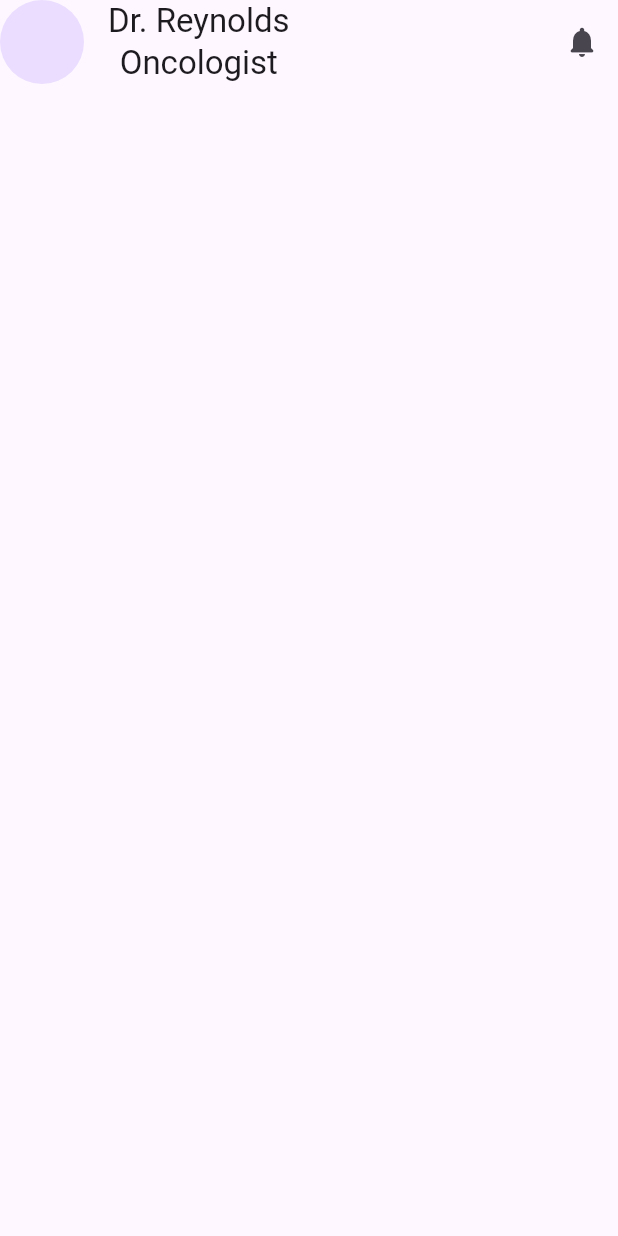
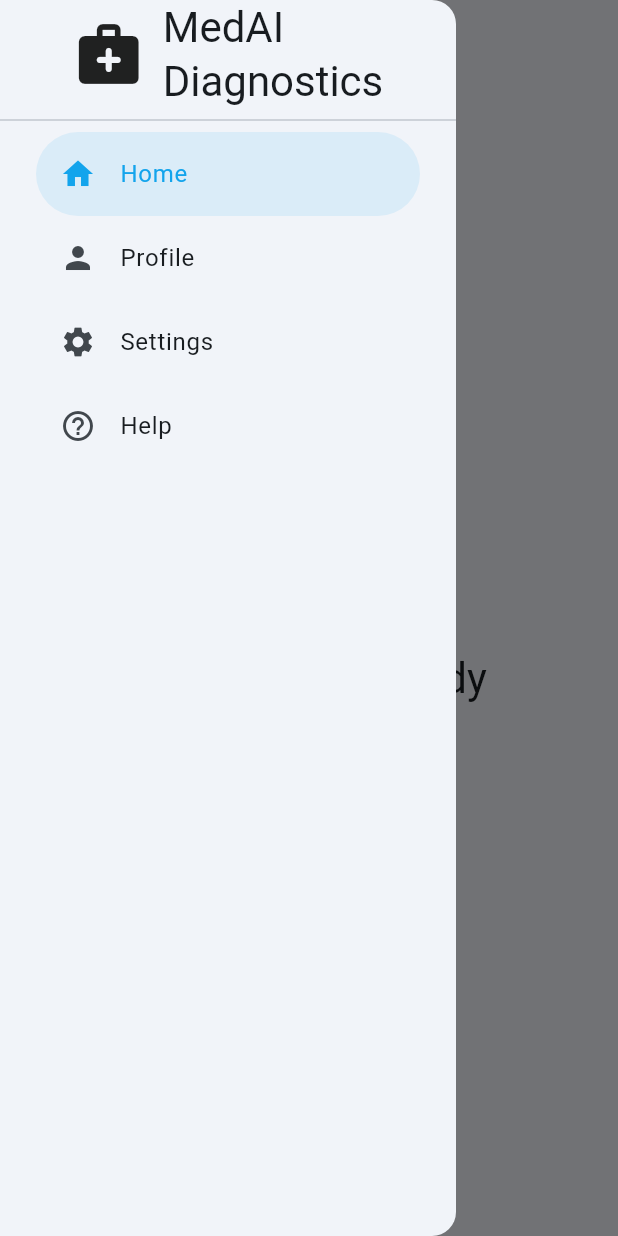
Before and after one commit to Mina176/ai_cancer_detection, a Flutter app: the screen it shows after launch, with the side drawer open (before the commit the screen has no drawer), on a phone screen of 412 x 824 dp. Run offline on Flutter 3.47's test engine with Material 3 defaults, Android fonts, the phone set to English and light mode, and no system bars; our stand-ins replace awesome_extensions, image_picker.

Commit message:
initial responsive layout

```diff
--- /dev/null
+++ b/lib/constants.dart
@@ -0,0 +1,8 @@
+class Sizes {
+  static const double kHorizontalPadding = 16.0;
+}
+
+class AppBreakpoints {
+  static const double mobile = 600.0;
+  static const double desktop = 1200.0;
+}
--- /dev/null
+++ b/lib/features/home/presentation/desktop_screen_body.dart
@@ -0,0 +1,25 @@
+import 'package:awesome_extensions/awesome_extensions.dart';
+import 'package:cancer_ai_detection/features/home/presentation/home_screen.dart';
+import 'package:flutter/material.dart';
+
+class DesktopScreenBody extends StatelessWidget {
+  const DesktopScreenBody({super.key});
+
+  @override
+  Widget build(BuildContext context) {
+    return Scaffold(
+      body: Row(
+        children: [
+          DrawerContent(),
+          VerticalDivider(),
+          Center(
+            child: Text(
+              'Desktop Screen Body',
+              style: Theme.of(context).textTheme.headlineMedium,
+            ),
+          ).expanded(),
+        ],
+      ),
+    );
+  }
+}
--- a/lib/features/home/presentation/home_screen.dart
+++ b/lib/features/home/presentation/home_screen.dart
@@ -1,3 +1,7 @@
+import 'package:awesome_extensions/awesome_extensions.dart';
+import 'package:cancer_ai_detection/features/home/presentation/desktop_screen_body.dart';
+import 'package:cancer_ai_detection/features/home/presentation/home_screen_body.dart';
+import 'package:cancer_ai_detection/widgets/responsive_builder.dart';
 import 'package:flutter/material.dart';
 
 class HomeScreen extends StatelessWidget {
@@ -5,12 +9,71 @@ class HomeScreen extends StatelessWidget {
 
   @override
   Widget build(BuildContext context) {
-    return Scaffold(
-      appBar: AppBar(
-        leading: CircleAvatar(),
-        title: Column(children: [Text('Dr. Reynolds'), Text('Oncologist')]),
-        actions: [
-          IconButton(onPressed: () {}, icon: Icon(Icons.notifications_rounded)),
+    return ResponsiveBuilder(
+      mobile: HomeScreenBody(),
+      desktop: DesktopScreenBody(),
+    );
+  }
+}
+
+class DrawerContent extends StatefulWidget {
+  const DrawerContent({super.key});
+
+  @override
+  State<DrawerContent> createState() => _DrawerContentState();
+}
+
+class _DrawerContentState extends State<DrawerContent> {
+  int selectedIndex = 0;
+  @override
+  Widget build(BuildContext context) {
+    List<String> menuItems = [
+      'Home',
+      'Profile',
+      'Settings',
+      'Help',
+    ];
+    List<IconData> menuIcons = [
+      Icons.home,
+      Icons.person,
+      Icons.settings,
+      Icons.help_outline,
+    ];
+    return SizedBox(
+      width: 220,
+      child: Column(
+        children: [
+          Row(
+            mainAxisAlignment: MainAxisAlignment.center,
+            children: [
+              Icon(
+                Icons.medical_services_rounded,
+                size: 48,
+              ),
+              12.widthBox,
+              Text(
+                'MedAI\nDiagnostics',
+                style: context.headlineMedium,
+              ),
+            ],
+          ),
+          Divider(),
+          ...List.generate(
+            menuItems.length,
+            (index) => Padding(
+              padding: const EdgeInsets.symmetric(horizontal: 24),
+              child: ListTile(
+                leading: Icon(menuIcons[index]),
+                title: Text(menuItems[index]),
+                selected: selectedIndex == index,
+                onTap: () {
+                  setState(() {
+                    selectedIndex = index;
+                  });
+                },
+              ),
+            ),
+          ),
         ],
       ),
     );
--- /dev/null
+++ b/lib/features/home/presentation/home_screen_body.dart
@@ -0,0 +1,20 @@
+import 'package:cancer_ai_detection/features/home/presentation/home_screen.dart';
+import 'package:flutter/material.dart';
+
+class HomeScreenBody extends StatelessWidget {
+  const HomeScreenBody({super.key});
+
+  @override
+  Widget build(BuildContext context) {
+    return Scaffold(
+      drawer: const Drawer(child: DrawerContent()),
+      appBar: AppBar(),
+      body: Center(
+        child: Text(
+          'Home Screen Body',
+          style: Theme.of(context).textTheme.headlineMedium,
+        ),
+      ),
+    );
+  }
+}
--- a/lib/main.dart
+++ b/lib/main.dart
@@ -1,5 +1,5 @@
 import 'package:cancer_ai_detection/features/home/presentation/home_screen.dart';
-import 'package:cancer_ai_detection/features/upload_image/presentation/upload_screen.dart';
+import 'package:cancer_ai_detection/theming/app_theme.dart';
 import 'package:flutter/material.dart';
 
 void main() {
@@ -11,6 +11,10 @@ class MainApp extends StatelessWidget {
 
   @override
   Widget build(BuildContext context) {
-    return const MaterialApp(home: HomeScreen());
+    return MaterialApp(
+      debugShowCheckedModeBanner: false,
+      theme: AppTheme.lightTheme,
+      home: const HomeScreen(),
+    );
   }
 }
--- /dev/null
+++ b/lib/widgets/responsive_builder.dart
@@ -0,0 +1,22 @@
+import 'package:cancer_ai_detection/constants.dart';
+import 'package:flutter/material.dart';
+
+class ResponsiveBuilder extends StatelessWidget {
+  final Widget mobile;
+  final Widget desktop;
+
+  const ResponsiveBuilder({
+    super.key,
+    required this.mobile,
+    required this.desktop,
+  });
+
+  @override
+  Widget build(BuildContext context) {
+    return LayoutBuilder(
+      builder: (context, constraints) {
+        return constraints.maxWidth >= AppBreakpoints.mobile ? desktop : mobile;
+      },
+    );
+  }
+}
```
